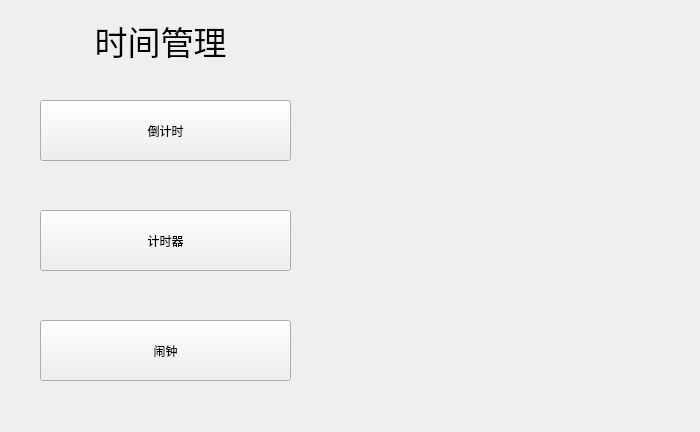
This is realProgect/clockhzj.ui in Arthur381/QTproject as Qt 5 draws it before an edit. The edited form follows.
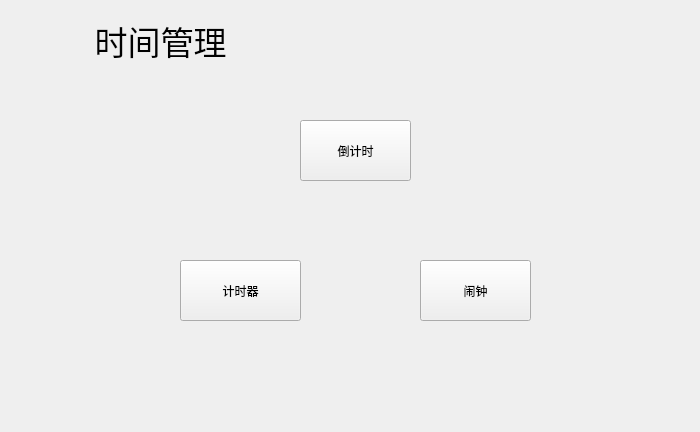
This is the edited form.

What changed in the file:
```diff
--- a/realProgect/clockhzj.ui
+++ b/realProgect/clockhzj.ui
@@ -31,9 +31,9 @@
   <widget class="QPushButton" name="rsec_clo">
    <property name="geometry">
     <rect>
-     <x>40</x>
-     <y>100</y>
-     <width>251</width>
+     <x>300</x>
+     <y>120</y>
+     <width>111</width>
      <height>61</height>
     </rect>
    </property>
@@ -44,9 +44,9 @@
   <widget class="QPushButton" name="alarms">
    <property name="geometry">
     <rect>
-     <x>40</x>
-     <y>320</y>
-     <width>251</width>
+     <x>420</x>
+     <y>260</y>
+     <width>111</width>
      <height>61</height>
     </rect>
    </property>
@@ -57,9 +57,9 @@
   <widget class="QPushButton" name="sec_clock">
    <property name="geometry">
     <rect>
-     <x>40</x>
-     <y>210</y>
-     <width>251</width>
+     <x>180</x>
+     <y>260</y>
+     <width>121</width>
      <height>61</height>
     </rect>
    </property>
@@ -91,8 +91,8 @@
   <widget class="QLabel" name="curtime">
    <property name="geometry">
     <rect>
-     <x>330</x>
-     <y>20</y>
+     <x>320</x>
+     <y>50</y>
      <width>351</width>
      <height>71</height>
     </rect>
```
